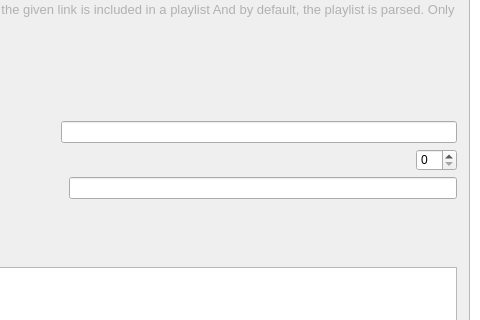
Old version of the form sVanilla/src/ClientUi/Setting/AdvanceSettings.ui in the repository WangPengZhan/sVanilla; both pictures show x 371 to 851 and y 195 to 515 of the 851 by 730 pixel window.
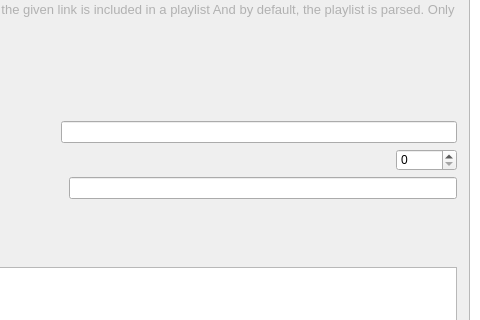
New version of the form. Icons and pictures are not drawn. Custom widgets are drawn as their Qt base class.

```diff
--- a/sVanilla/src/ClientUi/Setting/AdvanceSettings.ui
+++ b/sVanilla/src/ClientUi/Setting/AdvanceSettings.ui
@@ -49,7 +49,7 @@
        </rect>
       </property>
       <property name="autoFillBackground">
-       <bool>false</bool>
+       <bool>true</bool>
       </property>
       <layout class="QVBoxLayout" name="verticalLayout_2">
        <property name="leftMargin">
@@ -680,7 +680,11 @@
               </spacer>
              </item>
              <item>
-              <widget class="QSpinBox" name="spinBoxAria2Port"/>
+              <widget class="QSpinBox" name="spinBoxAria2Port">
+               <property name="maximum">
+                <number>65535</number>
+               </property>
+              </widget>
              </item>
             </layout>
            </widget>
```
